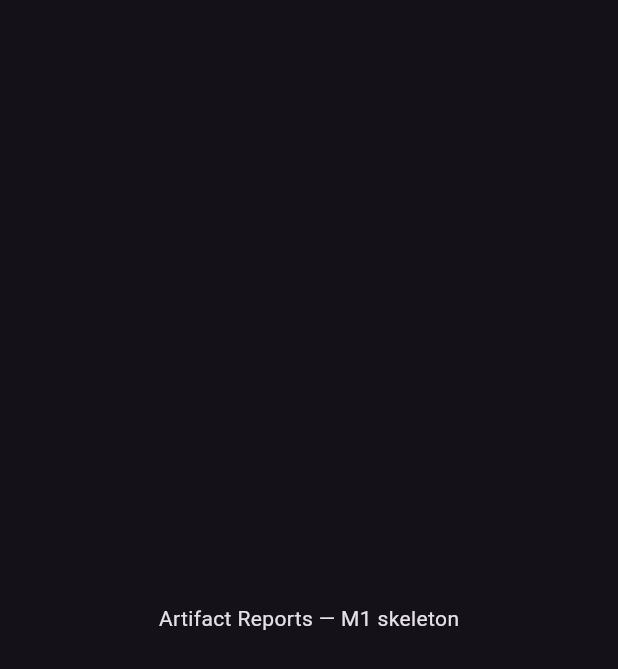
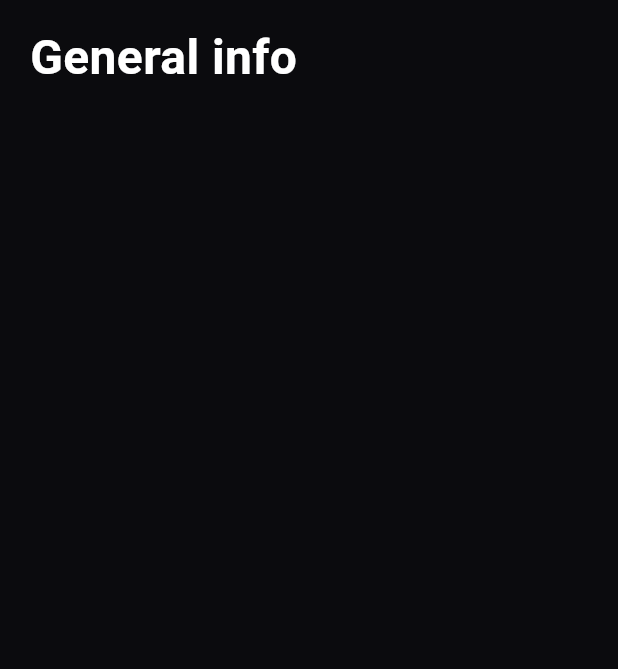
Before and after one commit to HusamAri/Artifact-Reports, a Flutter app: the screen it shows after launch, on a phone screen of 412 x 824 dp. Shown: the top 669 px of the screen. Run offline on Flutter 3.47's test engine with Material 3 defaults, Android fonts, the phone set to English and light mode, and no system bars; our stand-ins replace flutter_riverpod, go_router; generated files the repository leaves out were written again.

Commit message:
M2a: routing, dark theme, and i18n delegates (#2)
Lands the visual + navigation foundation so subsequent feature work
can drop into existing slots:

- core/theme/ — color, typography, and radius tokens mirroring
  docs/design-system.md (violet/yellow/white/dark canvas, SF Pro
  fallback, card/chip/icon radii).
- core/router/ — go_router scaffold exposed via Riverpod provider
  with a single placeholder route at /.
- features/dashboard/ — placeholder screen rendering the localized
  "General info" header so the wiring is observable.
- app.dart — MaterialApp.router + AppLocalizations + Material/Cupertino
  delegates, switched to ConsumerWidget for router injection.
- pubspec.yaml — adds go_router 14.x.
- smoke_test — pumps the real app + asserts the localized header.

Co-authored-by: Claude <noreply@anthropic.com>

```diff
--- a/app/lib/app.dart
+++ b/app/lib/app.dart
@@ -1,19 +1,29 @@
 import 'package:flutter/material.dart';
+import 'package:flutter_localizations/flutter_localizations.dart';
+import 'package:flutter_riverpod/flutter_riverpod.dart';
 
-class ArtifactReportsApp extends StatelessWidget {
+import 'core/router/app_router.dart';
+import 'core/theme/app_theme.dart';
+import 'l10n/generated/app_localizations.dart';
+
+class ArtifactReportsApp extends ConsumerWidget {
   const ArtifactReportsApp({super.key});
 
   @override
-  Widget build(BuildContext context) {
-    return MaterialApp(
+  Widget build(BuildContext context, WidgetRef ref) {
+    final router = ref.watch(appRouterProvider);
+    return MaterialApp.router(
       title: 'Artifact Reports',
       debugShowCheckedModeBanner: false,
-      theme: ThemeData.dark(useMaterial3: true),
-      home: const Scaffold(
-        body: Center(
-          child: Text('Artifact Reports — M1 skeleton'),
-        ),
-      ),
+      theme: AppTheme.dark(),
+      routerConfig: router,
+      localizationsDelegates: const [
+        AppLocalizations.delegate,
+        GlobalMaterialLocalizations.delegate,
+        GlobalWidgetsLocalizations.delegate,
+        GlobalCupertinoLocalizations.delegate,
+      ],
+      supportedLocales: AppLocalizations.supportedLocales,
     );
   }
 }
--- /dev/null
+++ b/app/lib/core/router/app_router.dart
@@ -0,0 +1,16 @@
+import 'package:flutter_riverpod/flutter_riverpod.dart';
+import 'package:go_router/go_router.dart';
+
+import '../../features/dashboard/dashboard_screen.dart';
+
+final appRouterProvider = Provider<GoRouter>((ref) {
+  return GoRouter(
+    initialLocation: '/',
+    routes: [
+      GoRoute(
+        path: '/',
+        builder: (context, state) => const DashboardScreen(),
+      ),
+    ],
+  );
+});
--- /dev/null
+++ b/app/lib/core/theme/app_colors.dart
@@ -0,0 +1,18 @@
+import 'package:flutter/material.dart';
+
+/// Color tokens mirror docs/design-system.md.
+abstract final class AppColors {
+  static const Color bgCanvas = Color(0xFF0B0B0E);
+  static const Color bgSurface = Color(0xFF1A1A1F);
+
+  static const Color accentViolet = Color(0xFFA855F7);
+  static const Color accentYellow = Color(0xFFF5D547);
+  static const Color accentWhite = Color(0xFFFFFFFF);
+
+  static const Color textPrimary = Color(0xFFFFFFFF);
+  static const Color textSecondary = Color(0xFFA1A1AA);
+  static const Color textOnAccent = Color(0xFF0B0B0E);
+
+  static const Color chipBgMuted = Color(0xFF2A2A30);
+  static const Color chipBgActive = Color(0xFFFFFFFF);
+}
--- /dev/null
+++ b/app/lib/core/theme/app_radius.dart
@@ -0,0 +1,5 @@
+abstract final class AppRadius {
+  static const double card = 28;
+  static const double chip = 999;
+  static const double iconButton = 20;
+}
--- /dev/null
+++ b/app/lib/core/theme/app_theme.dart
@@ -0,0 +1,33 @@
+import 'package:flutter/material.dart';
+
+import 'app_colors.dart';
+import 'app_typography.dart';
+
+abstract final class AppTheme {
+  static ThemeData dark() {
+    final base = ThemeData(
+      brightness: Brightness.dark,
+      useMaterial3: true,
+      colorScheme: const ColorScheme.dark(
+        primary: AppColors.accentViolet,
+        onPrimary: AppColors.textOnAccent,
+        secondary: AppColors.accentYellow,
+        onSecondary: AppColors.textOnAccent,
+        surface: AppColors.bgSurface,
+        onSurface: AppColors.textPrimary,
+      ),
+      scaffoldBackgroundColor: AppColors.bgCanvas,
+      canvasColor: AppColors.bgCanvas,
+    );
+
+    return base.copyWith(
+      textTheme: base.textTheme.copyWith(
+        displayLarge: AppTypography.display,
+        headlineMedium: AppTypography.headline,
+        titleMedium: AppTypography.title,
+        bodyMedium: AppTypography.body,
+        labelSmall: AppTypography.caption,
+      ),
+    );
+  }
+}
--- /dev/null
+++ b/app/lib/core/theme/app_typography.dart
@@ -0,0 +1,46 @@
+import 'package:flutter/material.dart';
+
+import 'app_colors.dart';
+
+/// Type scale mirrors docs/design-system.md.
+/// iOS picks SF Pro by default when fontFamily is unset.
+abstract final class AppTypography {
+  static const TextStyle display = TextStyle(
+    fontSize: 32,
+    fontWeight: FontWeight.w700,
+    color: AppColors.textPrimary,
+    height: 1.1,
+  );
+
+  static const TextStyle headline = TextStyle(
+    fontSize: 22,
+    fontWeight: FontWeight.w600,
+    color: AppColors.textPrimary,
+    height: 1.2,
+  );
+
+  static const TextStyle title = TextStyle(
+    fontSize: 17,
+    fontWeight: FontWeight.w600,
+    color: AppColors.textPrimary,
+  );
+
+  static const TextStyle body = TextStyle(
+    fontSize: 15,
+    fontWeight: FontWeight.w400,
+    color: AppColors.textPrimary,
+  );
+
+  static const TextStyle caption = TextStyle(
+    fontSize: 12,
+    fontWeight: FontWeight.w500,
+    color: AppColors.textSecondary,
+  );
+
+  static const TextStyle kpiNumber = TextStyle(
+    fontSize: 40,
+    fontWeight: FontWeight.w700,
+    color: AppColors.textPrimary,
+    height: 1.0,
+  );
+}
--- /dev/null
+++ b/app/lib/features/dashboard/dashboard_screen.dart
@@ -0,0 +1,21 @@
+import 'package:flutter/material.dart';
+
+import '../../core/theme/app_typography.dart';
+import '../../l10n/generated/app_localizations.dart';
+
+class DashboardScreen extends StatelessWidget {
+  const DashboardScreen({super.key});
+
+  @override
+  Widget build(BuildContext context) {
+    final l10n = AppLocalizations.of(context);
+    return Scaffold(
+      body: SafeArea(
+        child: Padding(
+          padding: const EdgeInsets.all(20),
+          child: Text(l10n.generalInfo, style: AppTypography.display),
+        ),
+      ),
+    );
+  }
+}
--- a/app/pubspec.yaml
+++ b/app/pubspec.yaml
@@ -14,6 +14,7 @@ dependencies:
     sdk: flutter
 
   flutter_riverpod: ^2.6.1
+  go_router: ^14.6.0
 
   cupertino_icons: ^1.0.8
 
```
Also changed, not shown: 1 other file.
